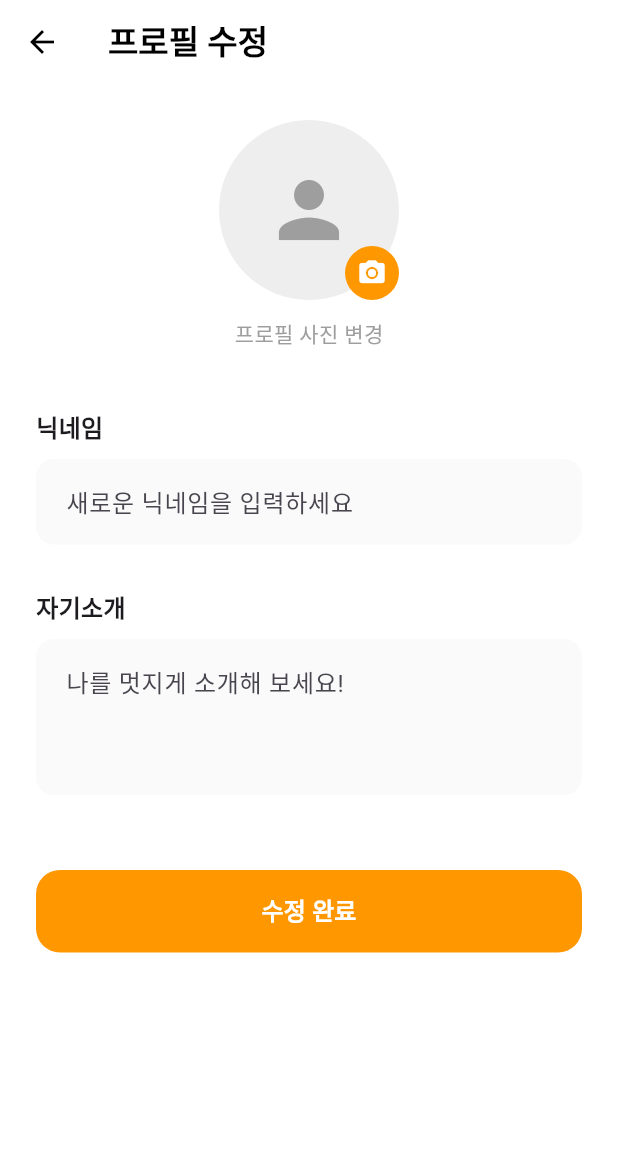
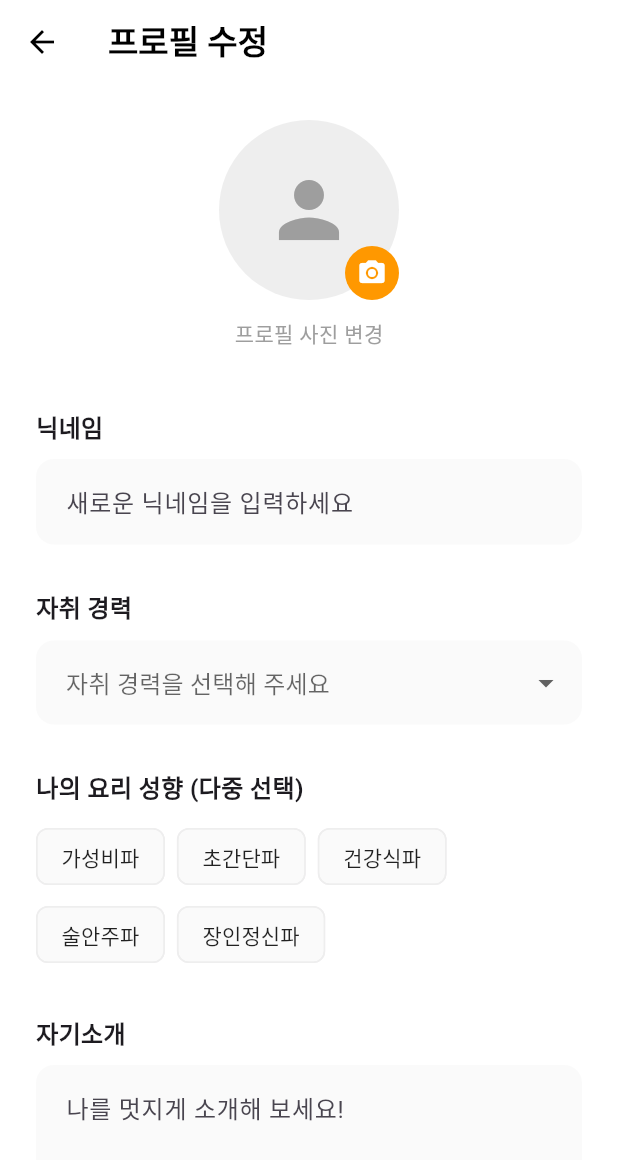
Before and after one commit to shinrotc/honbab_battle, a Flutter app: the ProfileEditScreen screen opened directly with empty values, on a phone screen of 412 x 824 dp. Shown: the top 1160 px of the screen. Run offline on Flutter 3.47's test engine with Material 3 defaults, Android fonts, the phone set to English and light mode, and no system bars; our stand-ins replace cloud_firestore, firebase_core, firebase_storage, image_picker; accounts and stored records are empty; Roboto replaces fonts that are missing (Pretendard).

Commit message:
feat: 프로필 고도화(자취경력, 요리성향 추가) 및 홈 화면 UI 정돈

```diff
--- a/lib/screens/profile_edit_screen.dart
+++ b/lib/screens/profile_edit_screen.dart
@@ -9,12 +9,16 @@ class ProfileEditScreen extends StatefulWidget {
   final String currentNickname;
   final String currentIntro;
   final String? currentImageUrl;
+  final String? currentCareer;
+  final List<String>? currentCookingStyles;
 
   const ProfileEditScreen({
     super.key,
     required this.currentNickname,
     required this.currentIntro,
     this.currentImageUrl,
+    this.currentCareer,
+    this.currentCookingStyles,
   });
 
   @override
@@ -30,12 +34,23 @@ class _ProfileEditScreenState extends State<ProfileEditScreen> {
   XFile? _pickedFile;
   String? _currentImageUrl;
 
+  String? _selectedCareer;
+  List<String> _selectedStyles = [];
+
+  final List<String> _careerOptions = ["1년 미만", "1~3년", "3~5년", "5년 이상", "자취 만렙"];
+  final List<String> _styleOptions = ["가성비파", "초간단파", "건강식파", "술안주파", "장인정신파"];
+
   @override
   void initState() {
     super.initState();
     _nicknameController = TextEditingController(text: widget.currentNickname);
     _introController = TextEditingController(text: widget.currentIntro);
     _currentImageUrl = widget.currentImageUrl;
+
+    _selectedCareer = widget.currentCareer;
+    _selectedStyles = widget.currentCookingStyles != null
+        ? List<String>.from(widget.currentCookingStyles!)
+        : [];
   }
 
   Future<void> _pickImage() async {
@@ -57,7 +72,6 @@ class _ProfileEditScreenState extends State<ProfileEditScreen> {
     return await ref.getDownloadURL();
   }
 
-  // 🚀 [핵심 추가] 프로필 저장 로직 (중복 검사 포함)
   Future<void> _saveProfile() async {
     setState(() => _isLoading = true);
 
@@ -66,7 +80,6 @@ class _ProfileEditScreenState extends State<ProfileEditScreen> {
     String oldNickname = widget.currentNickname;
     final String? oldImageUrl = widget.currentImageUrl;
 
-    // 1. 닉네임 입력 확인
     if (newNickname.isEmpty) {
       _showSnackBar("닉네임을 입력해주세요!");
       setState(() => _isLoading = false);
@@ -74,8 +87,6 @@ class _ProfileEditScreenState extends State<ProfileEditScreen> {
     }
 
     try {
-      // 🚀 2. [닉네임 중복 검사]
-      // 내 현재 닉네임과 다를 때만 검사합니다.
       if (newNickname != oldNickname) {
         final duplicateCheck = await FirebaseFirestore.instance
             .collection('users')
@@ -85,11 +96,10 @@ class _ProfileEditScreenState extends State<ProfileEditScreen> {
         if (duplicateCheck.docs.isNotEmpty) {
           _showSnackBar("이미 사용 중인 닉네임입니다. 다른 이름을 골라보세요! 😊");
           setState(() => _isLoading = false);
-          return; // 중복이면 여기서 중단!
+          return;
         }
       }
 
-      // 3. 사진 업로드 및 서버 청소
       String? newImageUrl = await _uploadProfileImage();
       if (newImageUrl != oldImageUrl && oldImageUrl != null && oldImageUrl.isNotEmpty) {
         try {
@@ -99,7 +109,6 @@ class _ProfileEditScreenState extends State<ProfileEditScreen> {
         }
       }
 
-      // 4. 파이어베이스 일괄 업데이트 (Batch)
       WriteBatch batch = FirebaseFirestore.instance.batch();
       DocumentReference userRef = FirebaseFirestore.instance.collection('users').doc('my_profile');
 
@@ -107,6 +116,8 @@ class _ProfileEditScreenState extends State<ProfileEditScreen> {
         'nickname': newNickname,
         'intro': newIntro,
         'profileImagePath': newImageUrl,
+        'career': _selectedCareer,
+        'cookingStyles': _selectedStyles,
       }, SetOptions(merge: true));
 
       QuerySnapshot myRecipes = await FirebaseFirestore.instance
@@ -188,6 +199,53 @@ class _ProfileEditScreenState extends State<ProfileEditScreen> {
                 ),
                 const SizedBox(height: 30),
 
+                _buildInputLabel("자취 경력"),
+                DropdownButtonFormField<String>(
+                  value: _selectedCareer,
+                  items: _careerOptions.map((String value) {
+                    return DropdownMenuItem<String>(value: value, child: Text(value));
+                  }).toList(),
+                  onChanged: (newValue) => setState(() => _selectedCareer = newValue),
+                  decoration: _buildInputDecoration("자취 경력을 선택해 주세요"),
+                  dropdownColor: Colors.white,
+                ),
+                const SizedBox(height: 30),
+
+                _buildInputLabel("나의 요리 성향 (다중 선택)"),
+                Align(
+                  alignment: Alignment.centerLeft,
+                  child: Wrap(
+                    spacing: 8.0,
+                    runSpacing: 4.0,
+                    children: _styleOptions.map((style) {
+                      final isSelected = _selectedStyles.contains(style);
+                      return FilterChip(
+                        label: Text(style),
+                        selected: isSelected,
+                        selectedColor: Colors.orange.withOpacity(0.15),
+                        checkmarkColor: Colors.orange,
+                        labelStyle: TextStyle(
+                          color: isSelected ? Colors.orange[800] : Colors.black87,
+                          fontWeight: isSelected ? FontWeight.bold : FontWeight.normal,
+                        ),
+                        backgroundColor: Colors.grey[50],
+                        // 🚀 [수정 완료] 기존의 'border: Border.all()'을 FilterChip 전용인 'side: BorderSide()'로 교체했습니다!
+                        side: BorderSide(color: isSelected ? Colors.orange : Colors.grey[200]!),
+                        onSelected: (selected) {
+                          setState(() {
+                            if (selected) {
+                              _selectedStyles.add(style);
+                            } else {
+                              _selectedStyles.remove(style);
+                            }
+                          });
+                        },
+                      );
+                    }).toList(),
+                  ),
+                ),
+                const SizedBox(height: 30),
+
                 _buildInputLabel("자기소개"),
                 TextField(
                   controller: _introController,
```
